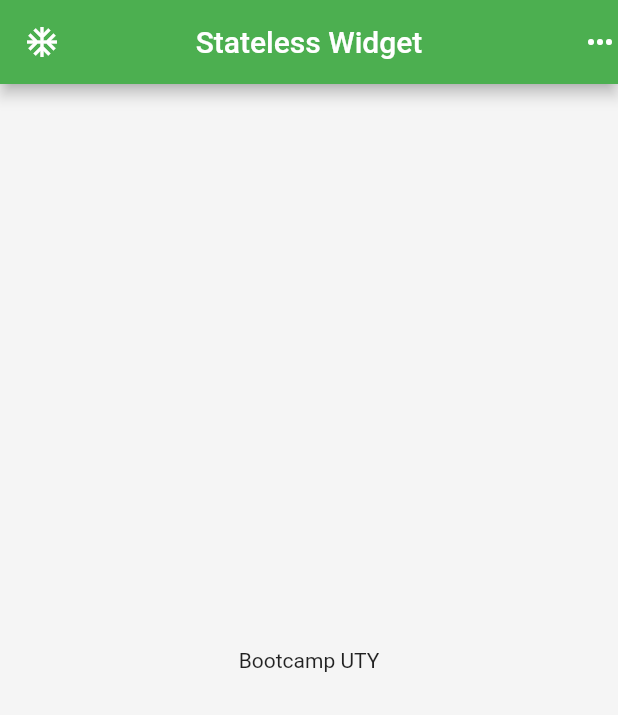
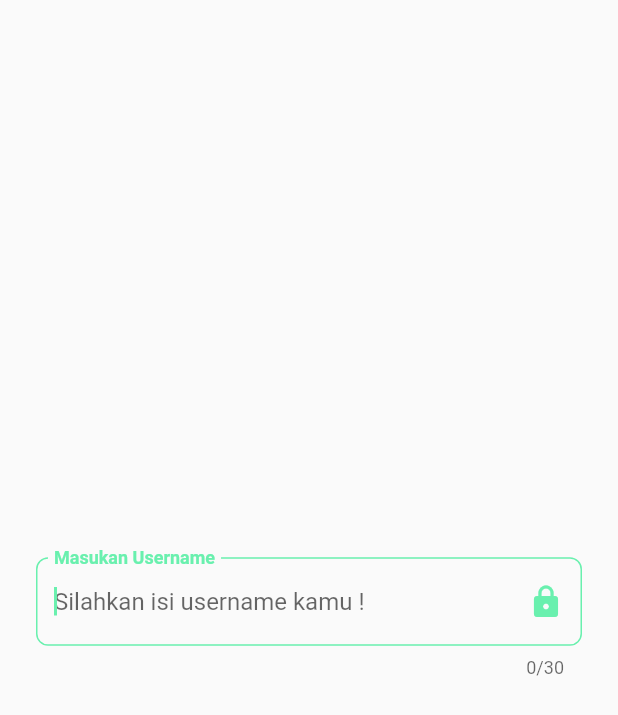
Before and after one commit to dikynugraha1111/bootcamp_uty, a Flutter app: the screen it shows after launch, on a phone screen of 412 x 824 dp. Shown: the top 715 px of the screen. Run offline on Flutter 3.47's test engine with Material 2 defaults, Android fonts, the light colour scheme and no system bars.

Commit message:
Update latihan 2

```diff
--- /dev/null
+++ b/lib/latihan_2/latihan_2_textfield.dart
@@ -0,0 +1,65 @@
+import 'package:flutter/material.dart';
+
+class Latihan2TextField extends StatefulWidget {
+  const Latihan2TextField({super.key});
+
+  @override
+  State<Latihan2TextField> createState() => _Latihan2TextFieldState();
+}
+
+class _Latihan2TextFieldState extends State<Latihan2TextField> {
+  final TextEditingController textController = TextEditingController();
+
+  @override
+  void initState() {
+    textController.text = "";
+    super.initState();
+  }
+
+  @override
+  void dispose() {
+    textController.dispose();
+    super.dispose();
+  }
+
+  @override
+  Widget build(BuildContext context) {
+    return Scaffold(
+      body: Padding(
+        padding: const EdgeInsets.symmetric(horizontal: 24.0),
+        child: Center(
+          child: TextFormField(
+            maxLength: 30,
+            autofocus: true,
+            cursorColor: Colors.greenAccent,
+            controller: textController,
+            decoration: InputDecoration(
+              labelText: "Masukan Username",
+              floatingLabelStyle: const TextStyle(
+                color: Colors.greenAccent,
+                fontWeight: FontWeight.bold,
+              ),
+              hintText: "Silahkan isi username kamu !",
+              suffixIcon: const Icon(Icons.lock),
+              suffixIconColor: Colors.greenAccent,
+              enabledBorder: OutlineInputBorder(
+                borderRadius: const BorderRadius.all(Radius.circular(8)),
+                borderSide: BorderSide(
+                  width: 1.0,
+                  color: Colors.grey[400]!,
+                ),
+              ),
+              focusedBorder: const OutlineInputBorder(
+                borderRadius: BorderRadius.all(Radius.circular(8)),
+                borderSide: BorderSide(
+                  width: 1.0,
+                  color: Colors.greenAccent,
+                ),
+              ),
+            ),
+          ),
+        ),
+      ),
+    );
+  }
+}
--- a/lib/main.dart
+++ b/lib/main.dart
@@ -1,4 +1,7 @@
 import 'package:bootcamp_uty/latihan_1/latihan_1_page.dart';
+import 'package:bootcamp_uty/latihan_2/latihan_2_container.dart';
+import 'package:bootcamp_uty/latihan_2/latihan_2_text.dart';
+import 'package:bootcamp_uty/latihan_2/latihan_2_textfield.dart';
 import 'package:flutter/material.dart';
 
 void main() {
@@ -16,7 +19,7 @@ class MyApp extends StatelessWidget {
       debugShowCheckedModeBanner: false,
       themeMode: ThemeMode.system,
       // Definisikan page yang akan ditampilkan pertama saat aplikasi dijalankan
-      home: Latihan1StatelessPage("Bootcamp UTY"),
+      home: Latihan2TextField(),
     );
   }
 }
```
Also changed, not shown: lib/latihan_2/latihan_2_container.dart (added, +35 -0 lines), lib/latihan_2/latihan_2_text.dart (added, +33 -0 lines), pubspec.yaml (+3 -5 lines), asset/image/nature.jpg (added), lib/latihan_2/latihan_2_page.dart (added), 3 other files.
